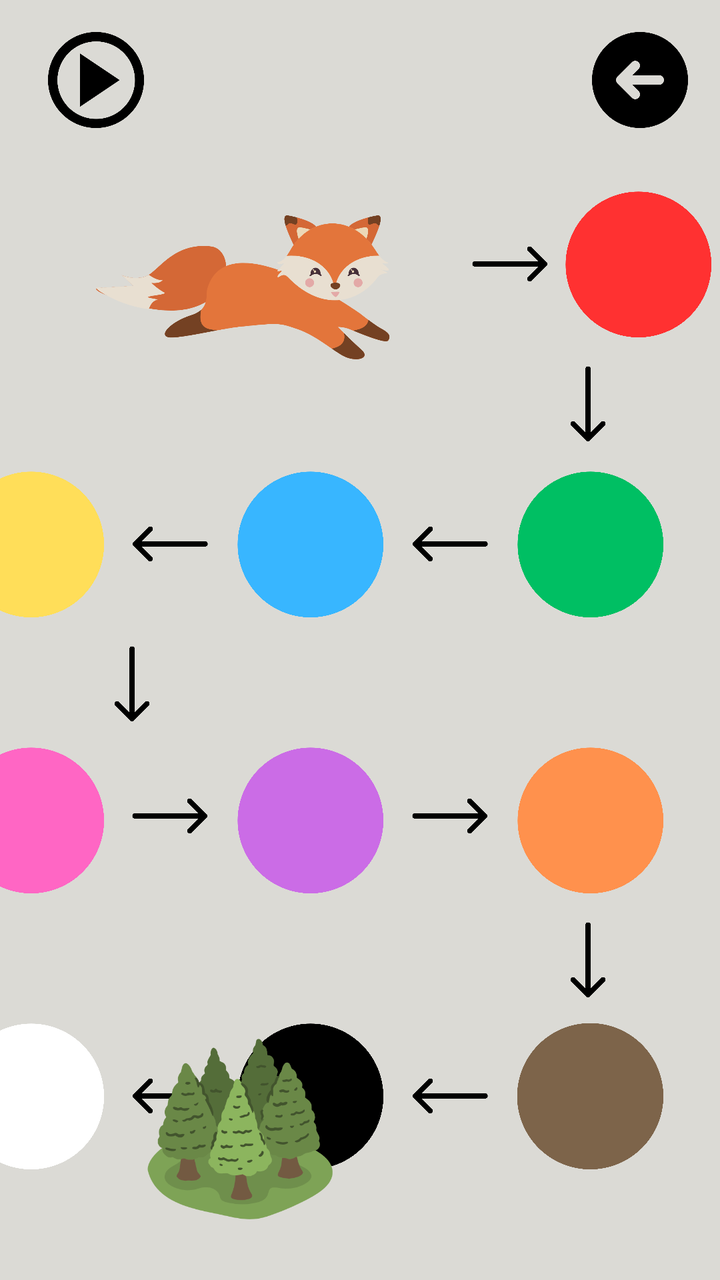
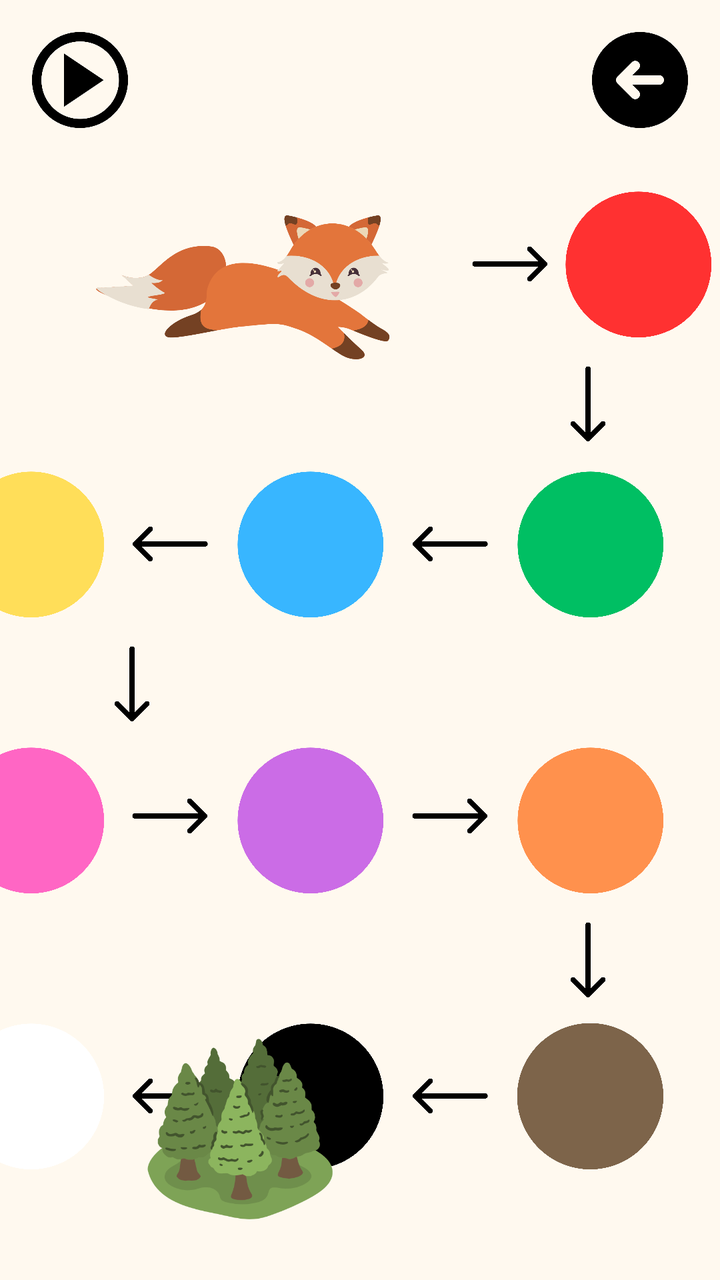

Compare the two renders of this Android layout. The source of the first and the diff that turns it into the second are given below.
<!-- AndroidManifest.xml: application theme Theme.AppCompat.Light.DarkActionBar -->
<!-- res/layout/activity_colors.xml -->
<?xml version="1.0" encoding="utf-8"?>

<androidx.constraintlayout.widget.ConstraintLayout
    xmlns:android="http://schemas.android.com/apk/res/android"
    xmlns:app="http://schemas.android.com/apk/res-auto"
    xmlns:tools="http://schemas.android.com/tools"
    android:layout_width="match_parent"
    android:layout_height="match_parent"
    tools:context=".ColorsActivity"
    android:background="@color/happy_gray">

    <Button
        android:id="@+id/playButton"
        android:layout_width="48dp"
        android:layout_height="48dp"
        android:layout_marginTop="16dp"
        android:layout_marginEnd="288dp"
        android:background="@drawable/playbtn"
        android:contentDescription="Play Button"
        app:layout_constraintEnd_toEndOf="parent"
        app:layout_constraintTop_toTopOf="parent" />

    <Button
        android:id="@+id/backButton"
        android:layout_width="48dp"
        android:layout_height="48dp"
        android:background="@drawable/ic_back"
        android:contentDescription="Back Button"
        app:layout_constraintTop_toTopOf="parent"
        app:layout_constraintEnd_toEndOf="parent"
        android:layout_marginTop="16dp"
        android:layout_marginEnd="16dp" />


    <ImageView
        android:id="@+id/fuxiePlay"
        android:layout_width="160dp"
        android:layout_height="160dp"
        android:layout_marginStart="40dp"
        android:contentDescription="Fuxie Play"
        android:src="@drawable/fuxie_play"
        app:layout_constraintTop_toBottomOf="@+id/playButton"
        app:layout_constraintStart_toStartOf="parent" />




    <ImageView
        android:id="@+id/firstArrowRight"
        android:layout_width="40dp"
        android:layout_height="40dp"
        android:contentDescription="Arrow Right Image"
        android:layout_marginStart="35dp"
        android:src="@drawable/arrow_right"
        app:layout_constraintStart_toEndOf="@+id/fuxiePlay"
        app:layout_constraintTop_toTopOf="@+id/redBall"
        app:layout_constraintBottom_toBottomOf="@+id/redBall" />

    <ImageView
        android:id="@+id/redBall"
        android:layout_width="80dp"
        android:layout_height="80dp"
        android:layout_marginTop="92dp"
        android:contentDescription="Red Ball"
        android:src="@drawable/red_ball"
        app:layout_constraintEnd_toEndOf="parent"
        android:layout_marginStart="43dp"
        app:layout_constraintStart_toStartOf="@id/firstArrowRight"
        app:layout_constraintTop_toTopOf="parent" />

    <ImageView
        android:id="@+id/firstArrowDown"
        android:layout_width="40dp"
        android:layout_height="40dp"
        android:layout_marginTop="10dp"
        android:contentDescription="Arrow Down Image"
        android:layout_marginEnd="46dp"
        android:src="@drawable/arrow_down"
        app:layout_constraintEnd_toEndOf="parent"
        app:layout_constraintTop_toBottomOf="@+id/redBall" />

    <ImageView
        android:id="@+id/greenBall"
        android:layout_width="80dp"
        android:layout_height="80dp"
        android:layout_marginTop="10dp"
        android:contentDescription="Green Ball"
        android:layout_marginEnd="25dp"
        android:src="@drawable/green_ball"
        app:layout_constraintEnd_toEndOf="parent"
        app:layout_constraintTop_toBottomOf="@+id/firstArrowDown" />

    <ImageView
        android:id="@+id/firstArrowLeft"
        android:layout_width="40dp"
        android:layout_height="40dp"
        android:layout_marginEnd="10dp"
        android:layout_marginTop="100dp"
        android:contentDescription="Arrow Left Image"
        android:src="@drawable/arrow_left"
        app:layout_constraintEnd_toStartOf="@+id/greenBall"
        app:layout_constraintTop_toBottomOf="@+id/firstArrowRight"
        />

    <ImageView
        android:id="@+id/blueBall"
        android:layout_width="80dp"
        android:layout_height="80dp"
        android:layout_marginTop="8dp"
        android:layout_marginEnd="10dp"
        android:contentDescription="Blue Ball"
        android:src="@drawable/blue_ball"
        app:layout_constraintEnd_toStartOf="@+id/firstArrowLeft"
        app:layout_constraintTop_toBottomOf="@+id/fuxiePlay" />

    <ImageView
        android:id="@+id/secondArrowLeft"
        android:layout_width="40dp"
        android:layout_height="40dp"
        android:layout_marginEnd="10dp"
        android:layout_marginTop="100dp"
        android:contentDescription="Arrow Left Image"
        android:src="@drawable/arrow_left"
        app:layout_constraintEnd_toStartOf="@+id/blueBall"
        app:layout_constraintTop_toBottomOf="@+id/firstArrowRight"
        />

    <ImageView
        android:id="@+id/yellowBall"
        android:layout_width="80dp"
        android:layout_height="80dp"
        android:layout_marginTop="8dp"
        android:layout_marginEnd="10dp"
        android:contentDescription="Yellow Ball"
        android:src="@drawable/yellow_ball"
        app:layout_constraintEnd_toStartOf="@+id/secondArrowLeft"
        app:layout_constraintTop_toBottomOf="@+id/fuxiePlay" />

    <ImageView
        android:id="@+id/secondArrowDown"
        android:layout_width="40dp"
        android:layout_height="40dp"
        android:layout_marginTop="10dp"
        android:contentDescription="Arrow Down Image"
        android:layout_marginStart="46dp"
        android:src="@drawable/arrow_down"
        app:layout_constraintStart_toStartOf="parent"
        app:layout_constraintTop_toBottomOf="@+id/yellowBall" />

    <ImageView
        android:id="@+id/pinkBall"
        android:layout_width="80dp"
        android:layout_height="80dp"
        android:layout_marginTop="8dp"
        android:layout_marginEnd="10dp"
        android:contentDescription="Pink Ball"
        android:src="@drawable/pink_ball"
        app:layout_constraintEnd_toStartOf="@+id/secondArrowLeft"
        app:layout_constraintTop_toBottomOf="@+id/secondArrowDown" />

    <ImageView
        android:id="@+id/secondArrowRight"
        android:layout_width="40dp"
        android:layout_height="40dp"
        android:layout_marginStart="10dp"
        android:layout_marginTop="96dp"
        android:contentDescription="Arrow Right Image"
        android:src="@drawable/arrow_right"
        app:layout_constraintStart_toEndOf="@+id/pinkBall"
        app:layout_constraintTop_toBottomOf="@+id/secondArrowLeft"
        />


    <ImageView
        android:id="@+id/violetBall"
        android:layout_width="80dp"
        android:layout_height="80dp"
        android:layout_marginTop="58dp"
        android:layout_marginStart="10dp"
        android:contentDescription="Violet Ball"
        android:src="@drawable/violet_ball"
        app:layout_constraintStart_toEndOf="@+id/secondArrowRight"
        app:layout_constraintTop_toBottomOf="@+id/blueBall" />

    <ImageView
        android:id="@+id/thirdArrowRight"
        android:layout_width="40dp"
        android:layout_height="40dp"
        android:layout_marginStart="10dp"
        android:layout_marginTop="96dp"
        android:contentDescription="Arrow Right Image"
        android:src="@drawable/arrow_right"
        app:layout_constraintStart_toEndOf="@+id/violetBall"
        app:layout_constraintTop_toBottomOf="@+id/firstArrowLeft"
        />

    <ImageView
        android:id="@+id/orangeBall"
        android:layout_width="80dp"
        android:layout_height="80dp"
        android:layout_marginTop="58dp"
        android:contentDescription="Orange Ball"
        android:layout_marginEnd="25dp"
        android:src="@drawable/orange_ball"
        app:layout_constraintEnd_toEndOf="parent"
        app:layout_constraintTop_toBottomOf="@+id/greenBall" />

    <ImageView
        android:id="@+id/thirdArrowDown"
        android:layout_width="40dp"
        android:layout_height="40dp"
        android:layout_marginTop="10dp"
        android:contentDescription="Arrow Down Image"
        android:layout_marginEnd="46dp"
        android:src="@drawable/arrow_down"
        app:layout_constraintEnd_toEndOf="parent"
        app:layout_constraintTop_toBottomOf="@+id/orangeBall" />

    <ImageView
        android:id="@+id/brownBall"
        android:layout_width="80dp"
        android:layout_height="80dp"
        android:layout_marginTop="58dp"
        android:contentDescription="Brown Ball"
        android:layout_marginEnd="25dp"
        android:src="@drawable/brown_ball"
        app:layout_constraintEnd_toEndOf="parent"
        app:layout_constraintTop_toBottomOf="@+id/orangeBall" />

    <ImageView
        android:id="@+id/thirdArrowLeft"
        android:layout_width="40dp"
        android:layout_height="40dp"
        android:layout_marginEnd="10dp"
        android:layout_marginTop="100dp"
        android:contentDescription="Arrow Left Image"
        android:src="@drawable/arrow_left"
        app:layout_constraintEnd_toStartOf="@+id/brownBall"
        app:layout_constraintTop_toBottomOf="@+id/thirdArrowRight"
        />

    <ImageView
        android:id="@+id/blackBall"
        android:layout_width="80dp"
        android:layout_height="80dp"
        android:layout_marginTop="58dp"
        android:layout_marginEnd="10dp"
        android:contentDescription="Black Ball"
        android:src="@drawable/black_ball"
        app:layout_constraintEnd_toStartOf="@+id/thirdArrowLeft"
        app:layout_constraintTop_toBottomOf="@+id/violetBall" />

    <ImageView
        android:id="@+id/forthArrowLeft"
        android:layout_width="40dp"
        android:layout_height="40dp"
        android:layout_marginEnd="10dp"
        android:layout_marginTop="100dp"
        android:contentDescription="Arrow Left Image"
        android:src="@drawable/arrow_left"
        app:layout_constraintEnd_toStartOf="@+id/blackBall"
        app:layout_constraintTop_toBottomOf="@+id/secondArrowRight"
        />

    <ImageView
        android:id="@+id/whiteBall"
        android:layout_width="80dp"
        android:layout_height="80dp"
        android:layout_marginTop="58dp"
        android:layout_marginEnd="10dp"
        android:contentDescription="White Ball"
        android:src="@drawable/white_ball"
        app:layout_constraintEnd_toStartOf="@+id/forthArrowLeft"
        app:layout_constraintTop_toBottomOf="@+id/pinkBall" />

    <ImageView
        android:id="@+id/forestImage"
        android:layout_width="140dp"
        android:layout_height="140dp"
        android:src="@drawable/forest"
        android:contentDescription="Forest Image"
        android:layout_marginStart="50dp"

        app:layout_constraintStart_toStartOf="parent"
        app:layout_constraintBottom_toBottomOf="parent" />

</androidx.constraintlayout.widget.ConstraintLayout>
<!-- resources referenced by this layout -->
<resources>
  <color name="happy_gray">#DBDAD5</color>
  <!-- drawable arrow_down: png bitmap (drawable, 16108 bytes) -->
  <!-- drawable arrow_left: png bitmap (drawable, 16335 bytes) -->
  <!-- drawable arrow_right: png bitmap (drawable, 16387 bytes) -->
  <!-- drawable black_ball: png bitmap (drawable, 36446 bytes) -->
  <!-- drawable blue_ball: png bitmap (drawable, 38165 bytes) -->
  <!-- drawable brown_ball: png bitmap (drawable, 31648 bytes) -->
  <!-- drawable forest: png bitmap (drawable, 42483 bytes) -->
  <!-- drawable fuxie_play: png bitmap (drawable, 55865 bytes) -->
  <!-- drawable green_ball: png bitmap (drawable, 37215 bytes) -->
  <!-- drawable ic_back: png bitmap (drawable, 12387 bytes) -->
  <!-- drawable orange_ball: png bitmap (drawable, 38207 bytes) -->
  <!-- drawable pink_ball: png bitmap (drawable, 38178 bytes) -->
  <!-- drawable playbtn: png bitmap (drawable, 13382 bytes) -->
  <!-- drawable red_ball: png bitmap (drawable, 37877 bytes) -->
  <!-- drawable violet_ball: png bitmap (drawable, 38264 bytes) -->
  <!-- drawable white_ball: png bitmap (drawable, 38166 bytes) -->
  <!-- drawable yellow_ball: png bitmap (drawable, 38188 bytes) -->
</resources>

<!-- the commit's change to res/layout/activity_colors.xml (unified diff, before → after) -->
@@ -7,17 +7,17 @@
     android:layout_width="match_parent"
     android:layout_height="match_parent"
     tools:context=".ColorsActivity"
-    android:background="@color/happy_gray">
+    android:background="@color/happy_cream">
 
     <Button
         android:id="@+id/playButton"
         android:layout_width="48dp"
         android:layout_height="48dp"
         android:layout_marginTop="16dp"
-        android:layout_marginEnd="288dp"
+        android:layout_marginStart="16dp"
         android:background="@drawable/playbtn"
         android:contentDescription="Play Button"
-        app:layout_constraintEnd_toEndOf="parent"
+        app:layout_constraintStart_toStartOf="parent"
         app:layout_constraintTop_toTopOf="parent" />
 
     <Button
<!-- resource entries referenced after the edit -->
@@ -1,6 +1,6 @@
 <!-- resources referenced by this layout -->
 <resources>
-  <color name="happy_gray">#DBDAD5</color>
+  <color name="happy_cream">#FFF9EF</color>
   <!-- drawable arrow_down: png bitmap (drawable, 16108 bytes) -->
   <!-- drawable arrow_left: png bitmap (drawable, 16335 bytes) -->
   <!-- drawable arrow_right: png bitmap (drawable, 16387 bytes) -->
